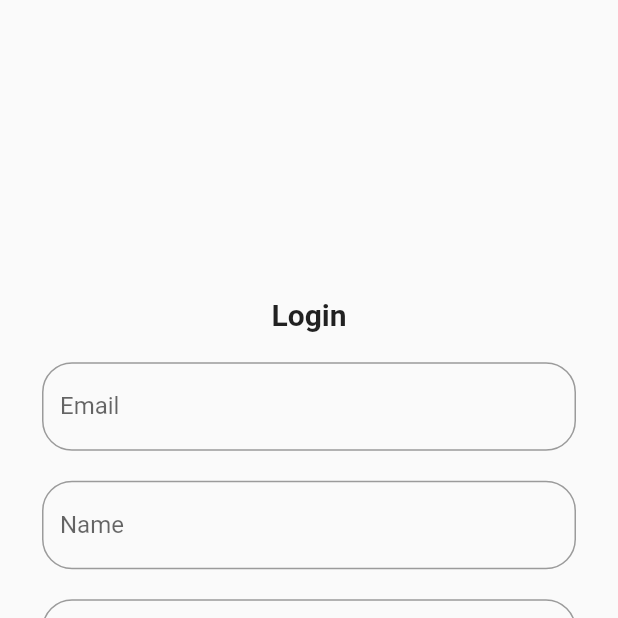
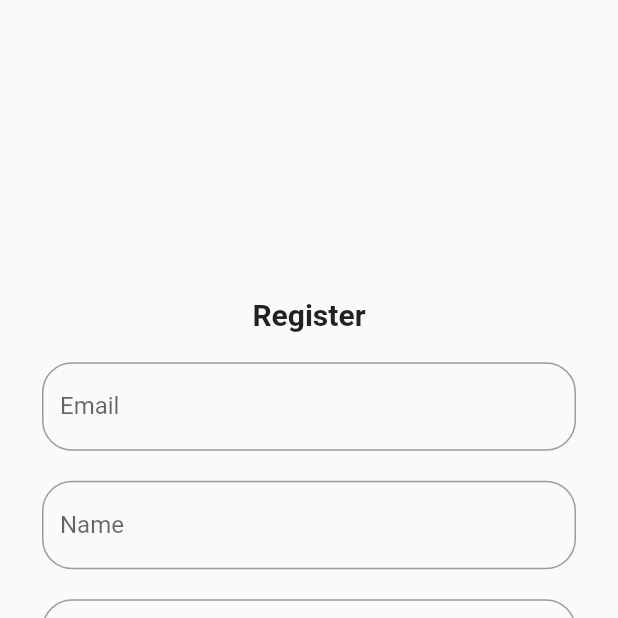
Before and after one commit to parin-droid/fully_authotication_app, a Flutter app: the Register screen opened directly, on a phone screen of 412 x 824 dp, the top half of it. Run offline on Flutter 3.47's test engine with Material 2 defaults, Android fonts, the phone set to English and light mode, and no system bars.

Commit message:
ui completed

```diff
--- a/lib/screens/register.dart
+++ b/lib/screens/register.dart
@@ -23,7 +23,7 @@ class _RegisterState extends State<Register> {
               child: SingleChildScrollView(
                 child: Column(
                   children: [
-                    const Text("Login",
+                    const Text("Register",
                         style: TextStyle(
                             fontSize: 20, fontWeight: FontWeight.bold)),
                     const SizedBox(height: 20),
--- a/pubspec.yaml
+++ b/pubspec.yaml
@@ -34,6 +34,8 @@ dependencies:
   # The following adds the Cupertino Icons font to your application.
   # Use with the CupertinoIcons class for iOS style icons.
   cupertino_icons: ^1.0.2
+  firebase_auth: ^3.4.1
+  firebase_core: ^1.19.1
 
 dev_dependencies:
   flutter_test:
```
Also changed, not shown: lib/screens/login.dart (+5 -4 lines), pubspec.lock, 6 other files.
